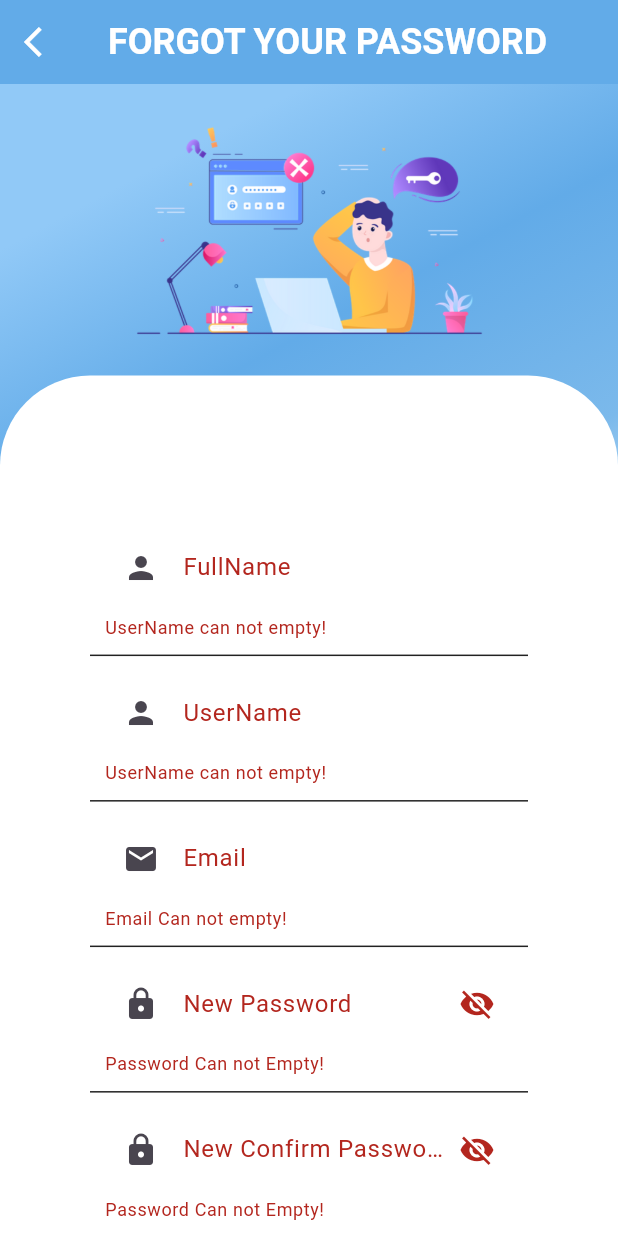
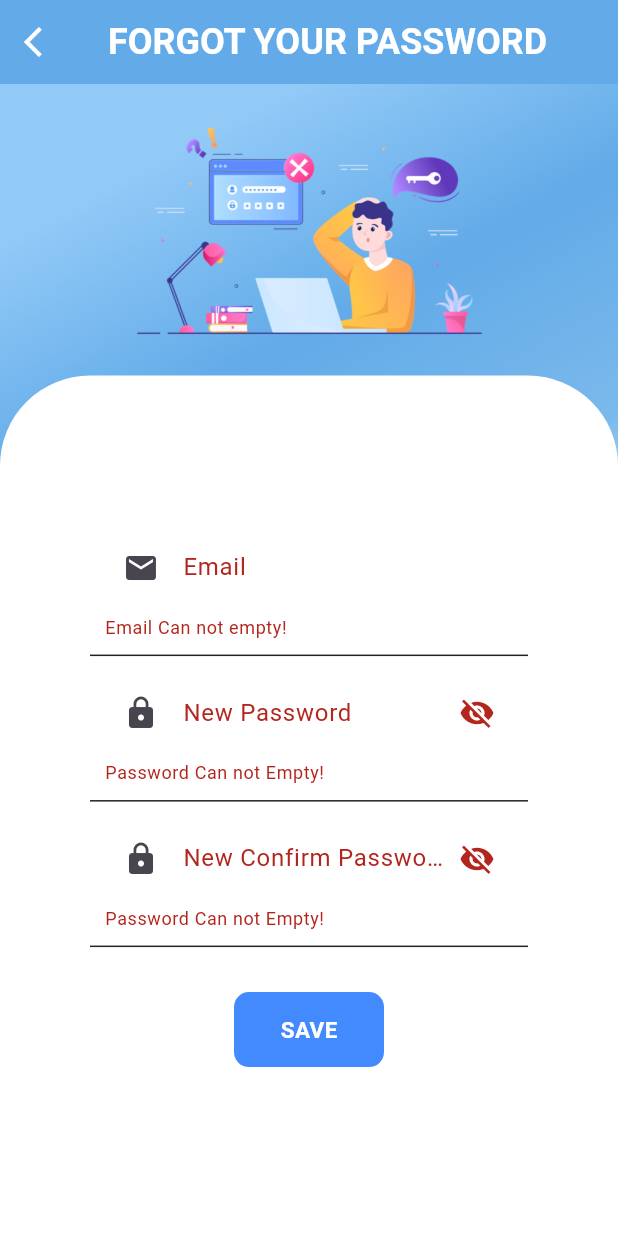
Before and after one commit to dimasAndri1412/FlutterApps-TogetherApps, a Flutter app: the forgotPasswordMenu screen opened directly, after a tap on "SAVE", on a phone screen of 412 x 824 dp. Run offline on Flutter 3.47's test engine with Material 3 defaults, Android fonts, the phone set to English and light mode, and no system bars; our stand-ins replace dio, drop_shadow_image, dropdown_search, faker, file_picker, flutter_slidable and 6 more; missing offline and left inert: dropdownfield2, mailer.

```diff
--- a/lib/ForgotPassword/forgotPasswordFields.dart
+++ b/lib/ForgotPassword/forgotPasswordFields.dart
@@ -24,56 +24,6 @@ class _forgotPasswordFieldState extends State<forgotPasswordField> {
             key: formsForgotKeys,
             child: Column(
               children: <Widget>[
-                Container(
-                  padding: EdgeInsets.all(10),
-                  decoration: BoxDecoration(
-                      border: Border(
-                          bottom: BorderSide(color: Colors.black87)
-                      )
-                  ),
-                  child: TextFormField(
-                    controller: FullNameController,
-                    decoration: InputDecoration(
-                        labelText: "FullName",
-                        hintText: "Please Insert FullName",
-                        hintStyle: TextStyle(
-                          color: Colors.black12,
-                        ),
-                        border: InputBorder.none,
-                        prefixIcon: Icon(Icons.person)
-                    ),
-                    validator: (value) {
-                      if (value == null || value.isEmpty) {
-                        return "UserName can not empty!";
-                      }
-                    },
-                  ),
-                ),
-                Container(
-                  padding: EdgeInsets.all(10),
-                  decoration: BoxDecoration(
-                    border: Border(
-                      bottom: BorderSide(color: Colors.black87)
-                    )
-                  ),
-                  child: TextFormField(
-                    controller: UserNameController,
-                    decoration: InputDecoration(
-                      labelText: "UserName",
-                      hintText: "Please Insert UserName",
-                      hintStyle: TextStyle(
-                        color: Colors.black12,
-                      ),
-                      border: InputBorder.none,
-                      prefixIcon: Icon(Icons.person)
-                    ),
-                    validator: (value) {
-                      if (value == null || value.isEmpty) {
-                        return "UserName can not empty!";
-                      }
-                    },
-                  ),
-                ),
                 Container(
                   padding: EdgeInsets.all(10),
                   decoration: BoxDecoration(
```
